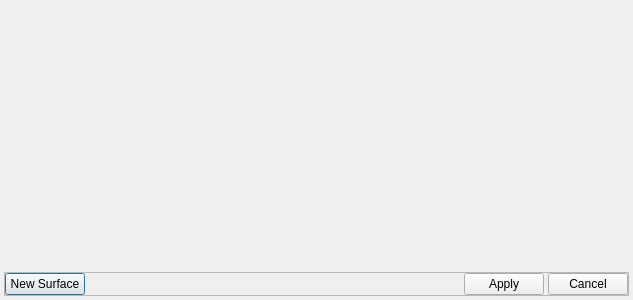
Qt form client/forms/FileDialog.ui (SCIInstitute/map3d) before a commit.
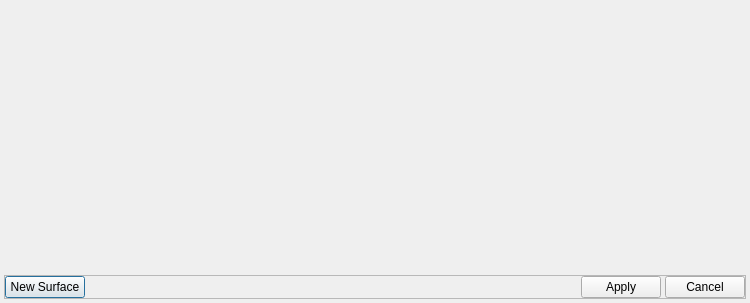
The same form after that commit.

The edit to the form file:
```diff
--- a/client/forms/FileDialog.ui
+++ b/client/forms/FileDialog.ui
@@ -9,8 +9,8 @@
    <rect>
     <x>0</x>
     <y>0</y>
-    <width>633</width>
-    <height>300</height>
+    <width>750</width>
+    <height>303</height>
    </rect>
   </property>
   <property name="windowTitle">
@@ -48,8 +48,8 @@
        <rect>
         <x>0</x>
         <y>0</y>
-        <width>625</width>
-        <height>263</height>
+        <width>742</width>
+        <height>257</height>
        </rect>
       </property>
       <layout class="QVBoxLayout" name="surfaceScrollAreaLayout">
```
